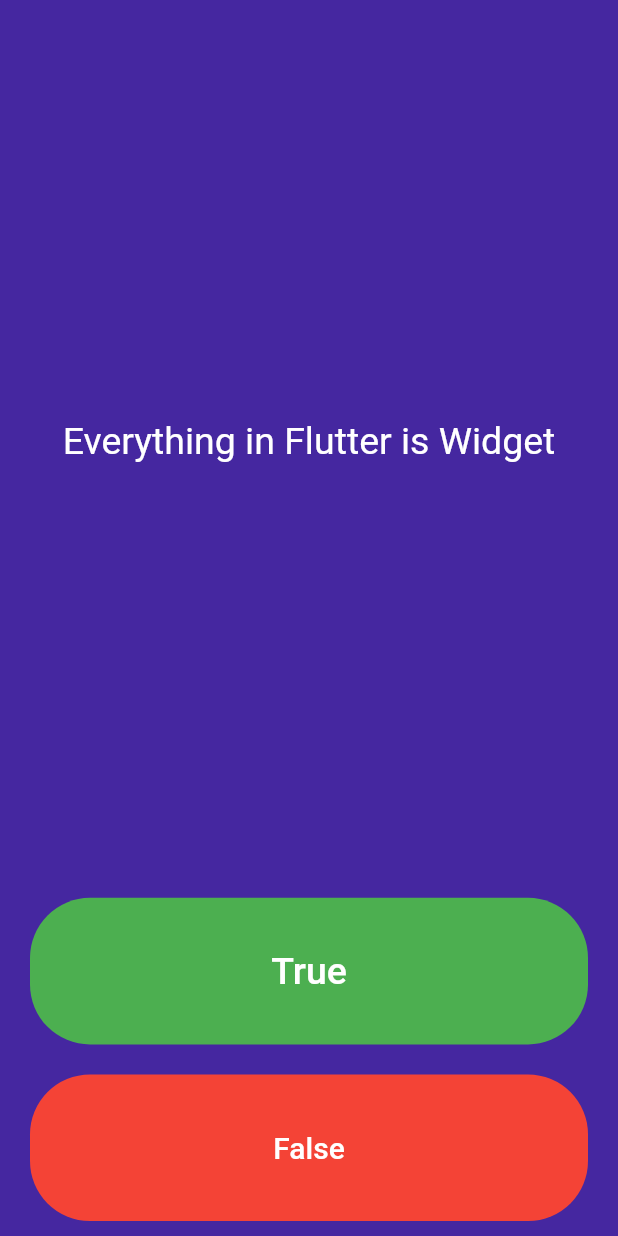
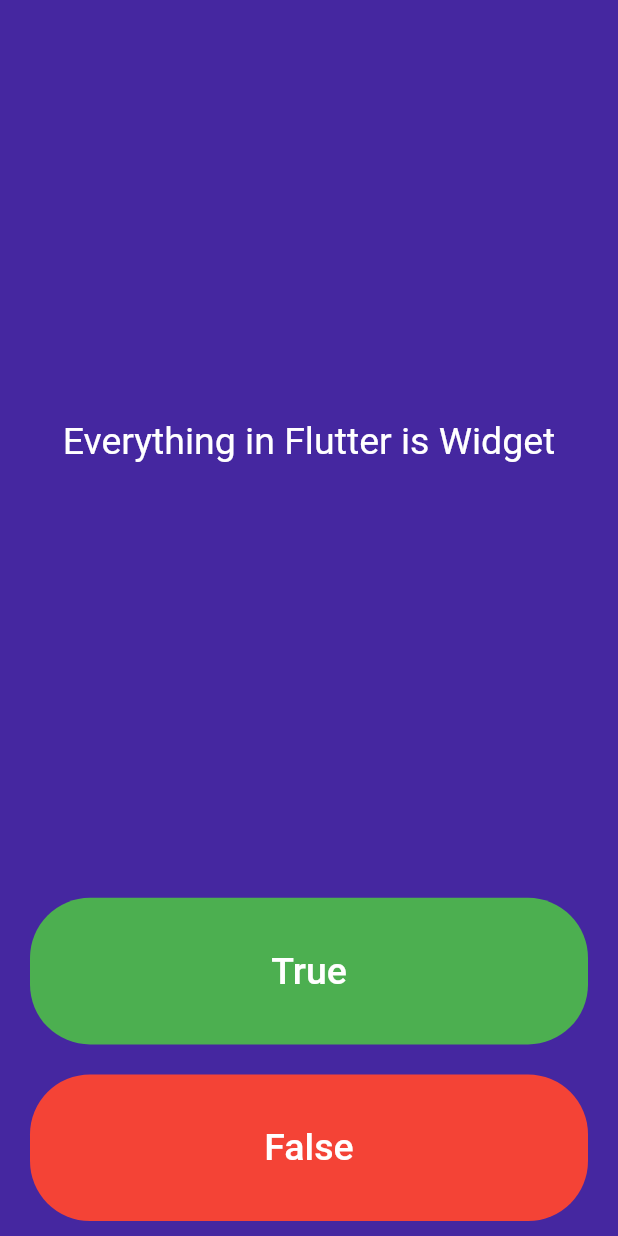
Before and after one commit to amoghsinkar910/Flutter-Assignments, a Flutter app: the screen it shows after launch, on a phone screen of 412 x 824 dp. Run offline on Flutter 3.47's test engine with Material 2 defaults, Android fonts, the phone set to English and light mode, and no system bars; our stand-ins replace rflutter_alert.

Commit message:
Quiz-app using OOPS

```diff
--- a/quiz/lib/main.dart
+++ b/quiz/lib/main.dart
@@ -97,7 +97,7 @@ class _OopsConceptState extends State<QA> {
             child: FlatButton(
               color: Colors.red,
               child: Text("False",
-                textAlign: TextAlign.center,style: TextStyle(fontSize: 20.0,color: Colors.white),
+                textAlign: TextAlign.center,style: TextStyle(fontSize: 25.0,color: Colors.white),
               ),
               shape: new RoundedRectangleBorder(borderRadius: new BorderRadius.circular(40.0)),
               onPressed: (){
```
